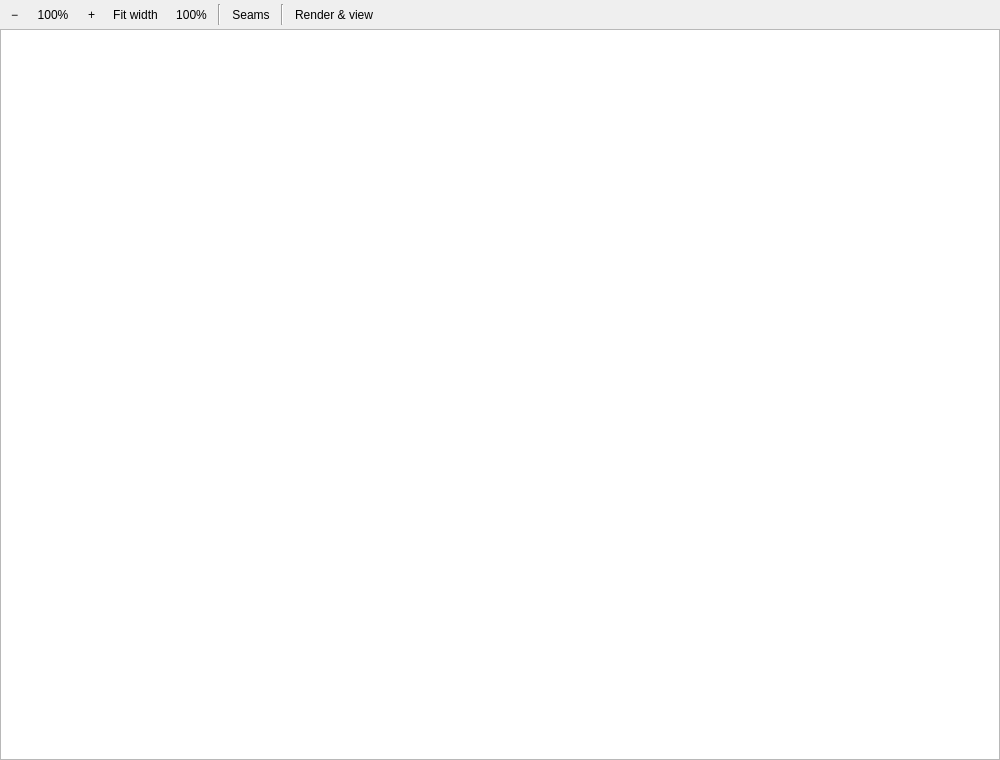
Qt form widgets/stripviewer/stripviewer.ui (ShadobaDev/Platemaker-qt) before a commit.
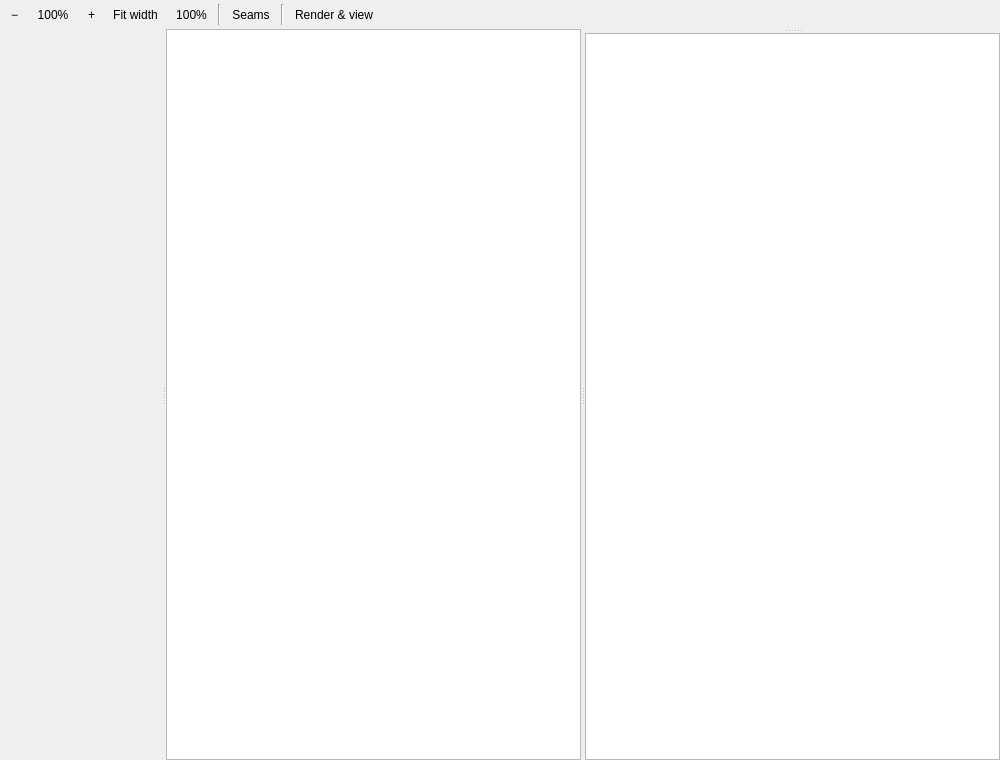
The same form after that commit.

Commit message:
refactor(stripviewer): move the strip-editor shell into stripviewer.ui
- The splitters (editorBody = toolbox | canvas | rightPanel), the graphics view, the tool-options QStackedWidget and the artifact QListWidget now live in stripviewer.ui instead of being built in code.
- The .cpp keeps only what a .ui can't express: the FlowLayout grid of square tool tiles, the stacked pages, and the splitter stretch/sizes.
- Add three empty tool-options panels (CcPanel, BubblePanel, TextPanel) wired as the Grade/Bubble/Text pages, ready to be filled in later increments. No behavioural change.

Patch:
```diff
--- a/widgets/stripviewer/stripviewer.ui
+++ b/widgets/stripviewer/stripviewer.ui
@@ -176,7 +176,39 @@
     </layout>
    </item>
    <item>
-    <widget class="QGraphicsView" name="graphicsView"/>
+    <widget class="QSplitter" name="editorBody">
+     <property name="orientation">
+      <enum>Qt::Horizontal</enum>
+     </property>
+     <property name="handleWidth">
+      <number>4</number>
+     </property>
+     <property name="childrenCollapsible">
+      <bool>false</bool>
+     </property>
+     <widget class="QWidget" name="toolRail">
+      <property name="minimumSize">
+       <size>
+        <width>52</width>
+        <height>0</height>
+       </size>
+      </property>
+     </widget>
+     <widget class="QGraphicsView" name="graphicsView"/>
+     <widget class="QSplitter" name="rightPanel">
+      <property name="maximumSize">
+       <size>
+        <width>320</width>
+        <height>16777215</height>
+       </size>
+      </property>
+      <property name="orientation">
+       <enum>Qt::Vertical</enum>
+      </property>
+      <widget class="QStackedWidget" name="toolOptions"/>
+      <widget class="QListWidget" name="artifactList"/>
+     </widget>
+    </widget>
    </item>
   </layout>
  </widget>
```
The commit also changes 12 other files.
